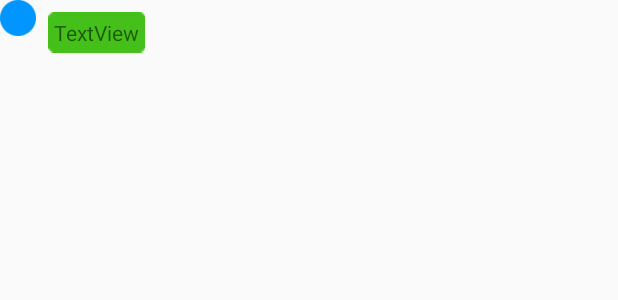
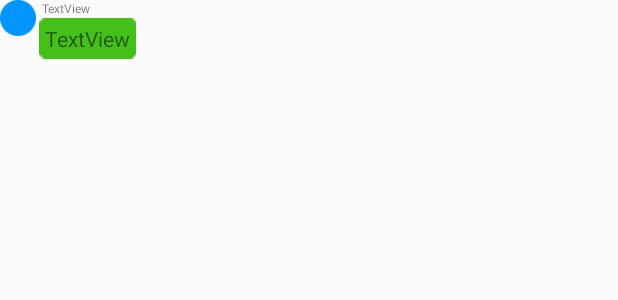
Before and after one commit to soulofhan/LANTalk, an Android app: the layout chat_dialog_left_item.xml on its own in the app's theme, with its tools: preview values and no code run, on a phone screen of 412 x 824 dp. Shown: the top 300 px of the screen. Run offline under Robolectric (Android 15) with nearby library versions, the phone set to English and light mode, and no system bars.

Commit message:
1、显示发信人昵称 2、添加忽略文件规则

```diff
--- a/app/src/main/java/com/andeddo/lanchat/ChatAdapter.java
+++ b/app/src/main/java/com/andeddo/lanchat/ChatAdapter.java
@@ -71,8 +71,9 @@ class ChatAdapter extends BaseAdapter {
             } else {
                 //显示接收消息
                 convertView = View.inflate(context,R.layout.chat_dialog_left_item,null);
-//                holderView.tv_name = convertView.findViewById(R.id.tv_name);        //绑定接收昵称TextView
+                holderView.tv_name = convertView.findViewById(R.id.tv_name);        //绑定接收昵称TextView
                 holderView.tv_chat_message = convertView.findViewById(R.id.tv_chat_message);        //绑定消息显示TextView
+                holderView.tv_name.setText(entity.getName());
                 holderView.tv_chat_message.setText(entity.getChatMsg());        //显示消息
             }
             if(isTip){
--- a/app/src/main/res/layout/chat_dialog_left_item.xml
+++ b/app/src/main/res/layout/chat_dialog_left_item.xml
@@ -1,5 +1,6 @@
 <?xml version="1.0" encoding="utf-8"?>
-<LinearLayout xmlns:android="http://schemas.android.com/apk/res/android"
+<RelativeLayout xmlns:android="http://schemas.android.com/apk/res/android"
+    xmlns:tools="http://schemas.android.com/tools"
     android:layout_width="match_parent"
     android:layout_height="match_parent"
     android:orientation="horizontal">
@@ -8,16 +9,34 @@
         android:id="@+id/iv_chat_image_left"
         android:layout_width="24dp"
         android:layout_height="24dp"
+        android:layout_alignParentStart="true"
+        android:layout_alignParentTop="true"
         android:layout_gravity="top"
+        android:layout_marginStart="0dp"
+        android:layout_marginTop="0dp"
         android:src="@drawable/message_background" />
+
+    <TextView
+        android:id="@+id/tv_name"
+        android:layout_width="wrap_content"
+        android:layout_height="wrap_content"
+        android:layout_alignParentStart="true"
+        android:layout_alignParentTop="true"
+        android:layout_marginStart="28dp"
+        android:gravity="center"
+        android:text="@string/tv_default"
+        android:textSize="8sp"
+        tools:ignore="SmallSp" />
 
     <TextView
         android:id="@+id/tv_chat_message"
         android:layout_width="wrap_content"
         android:layout_height="wrap_content"
-        android:layout_marginStart="8dp"
-        android:layout_marginTop="8dp"
+        android:layout_alignParentStart="true"
+        android:layout_alignParentTop="true"
+        android:layout_marginStart="26dp"
+        android:layout_marginTop="12dp"
         android:background="@drawable/acn"
         android:text="@string/tv_default" />
 
-</LinearLayout>
+</RelativeLayout>
--- a/app/src/main/res/layout/chat_dialog_right_item.xml
+++ b/app/src/main/res/layout/chat_dialog_right_item.xml
@@ -1,5 +1,6 @@
 <?xml version="1.0" encoding="utf-8"?>
 <RelativeLayout xmlns:android="http://schemas.android.com/apk/res/android"
+    xmlns:tools="http://schemas.android.com/tools"
     android:layout_width="match_parent"
     android:layout_height="match_parent"
     android:orientation="horizontal">
@@ -13,7 +14,8 @@
         android:layout_marginEnd="28dp"
         android:gravity="center"
         android:text="@string/tv_default"
-        android:textSize="8dp" />
+        android:textSize="8sp"
+        tools:ignore="SmallSp" />
 
     <TextView
         android:id="@+id/tv_chat_me_message"
```
Also changed, not shown: 2 other files.
